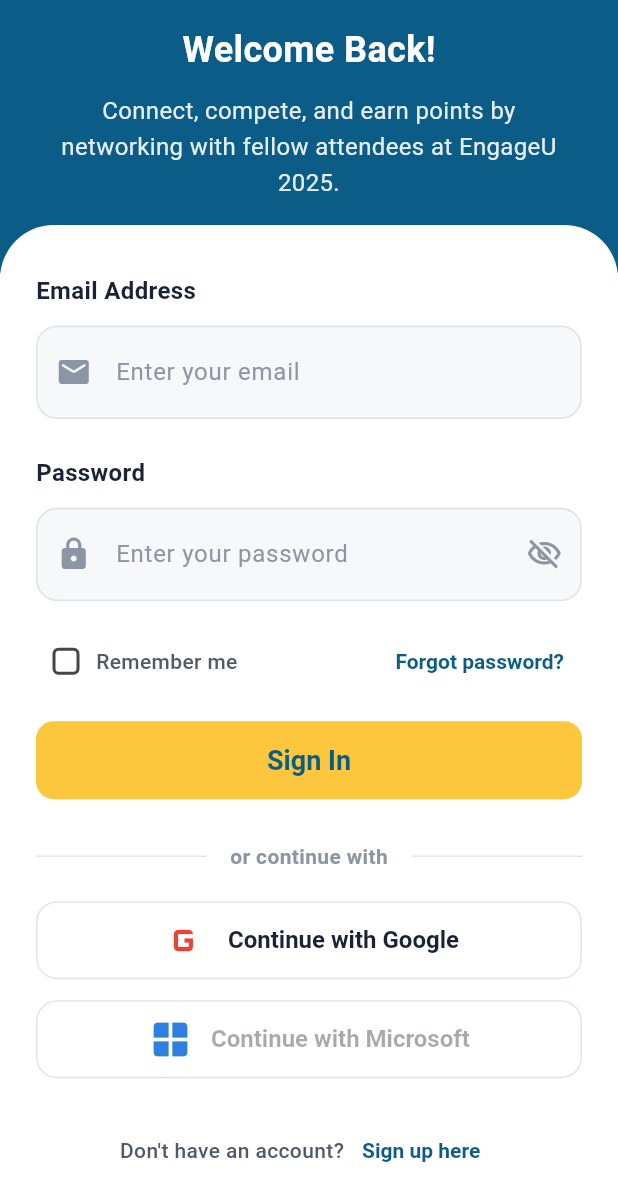
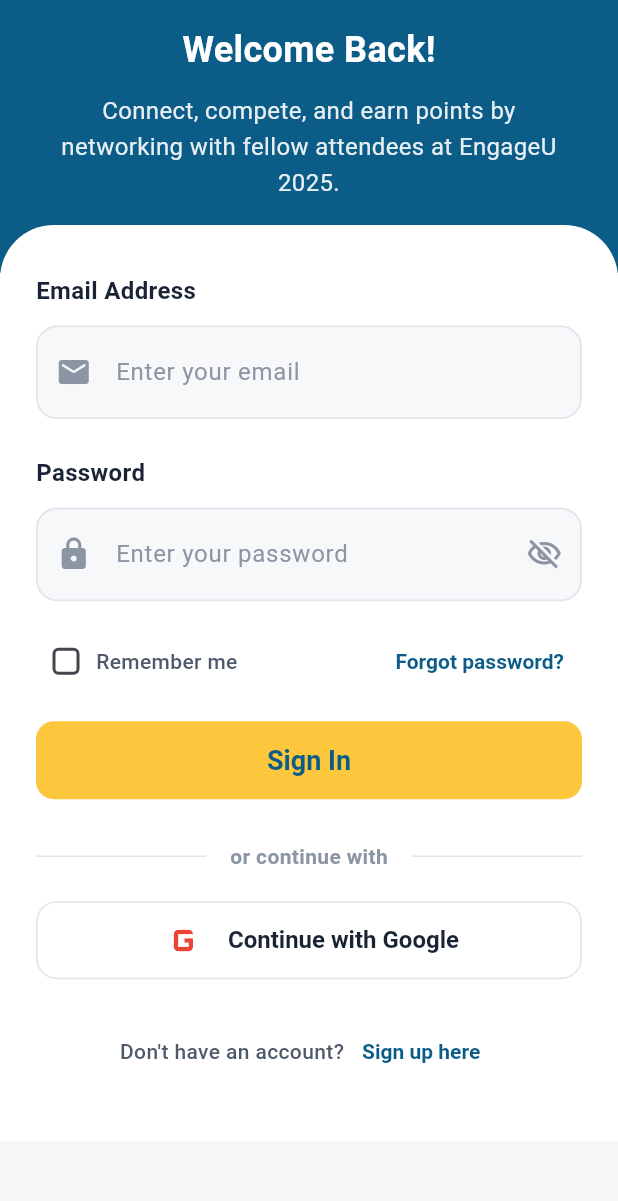
Before and after one commit to Anakha-KK/event_networking_app, a Flutter app: the screen it shows after launch, scrolled down 264 dp, on a phone screen of 412 x 824 dp. Shown: the top 1201 px of the screen. Run offline on Flutter 3.47's test engine with Material 3 defaults, Android fonts, the phone set to English and light mode, and no system bars; our stand-ins replace google_sign_in.

Commit message:
Remove the button "Continue with Microsoft"

```diff
--- a/lib/login/widgets/sign_in_section.dart
+++ b/lib/login/widgets/sign_in_section.dart
@@ -482,13 +482,6 @@
                   onPressed: _handleGoogleSignIn,
                   isLoading: _isGoogleSubmitting,
                 ),
-                const SizedBox(height: 14),
-                const _SocialButton(
-                  icon: Icons.window_rounded,
-                  label: 'Continue with Microsoft',
-                  iconColor: Color(0xFF2F7FE0),
-                  iconSize: 30,
-                ),
                 const SizedBox(height: 24),
                 Row(
                   mainAxisAlignment: MainAxisAlignment.center,
```
